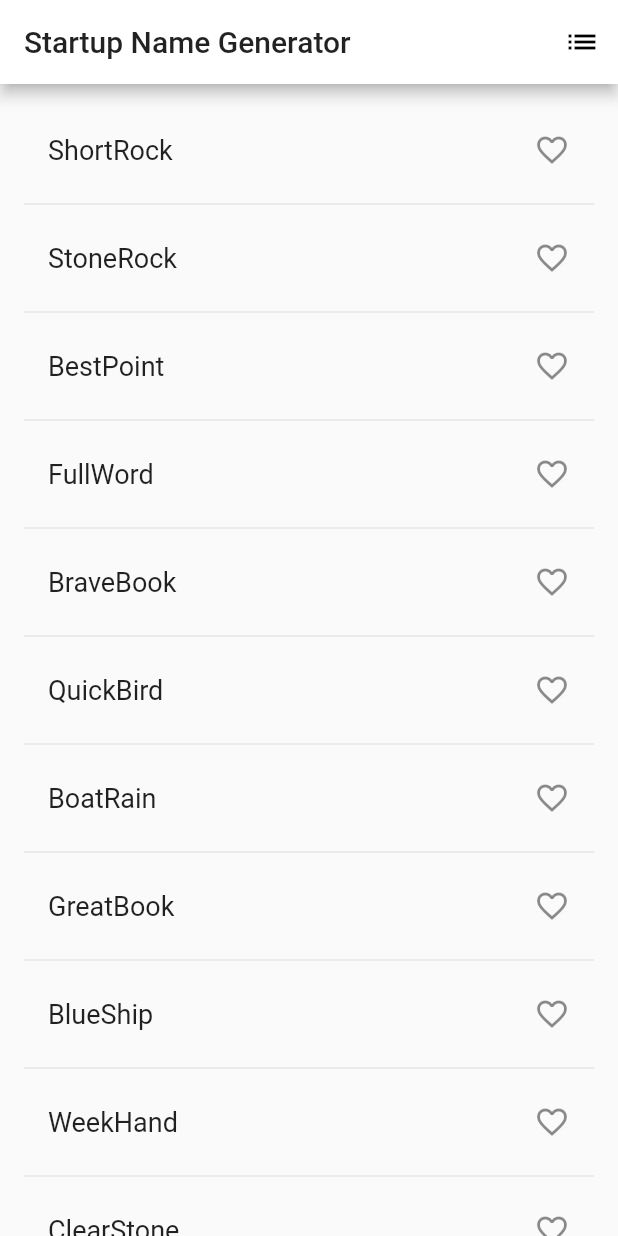
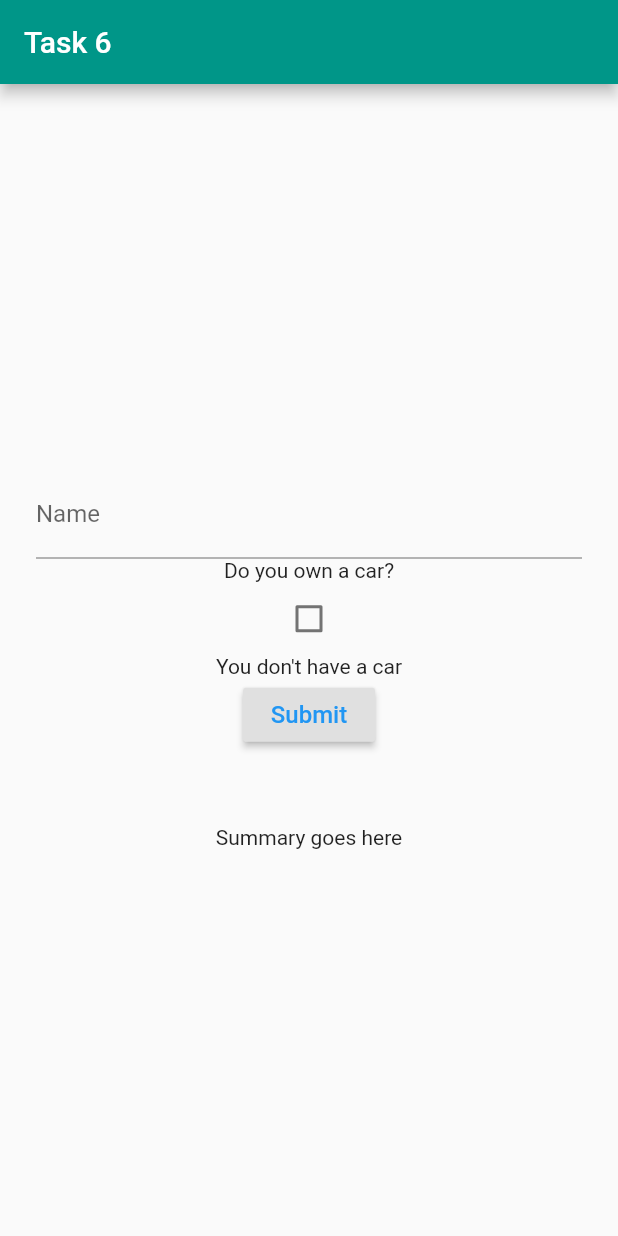
Before and after one commit to TryingTom/Flutter-Basics, a Flutter app: the screen it shows after launch, on a phone screen of 412 x 824 dp. Run offline on Flutter 3.47's test engine with Material 2 defaults, Android fonts, the phone set to English and light mode, and no system bars.

Commit message:
The app has been reworked to fit better according to the assignment, and now it works.

```diff
--- /dev/null
+++ b/lib/form_screen.dart
@@ -0,0 +1,132 @@
+import 'package:flutter/material.dart';
+
+class FormScreen extends StatefulWidget{
+  @override
+  State<StatefulWidget> createState() {
+    return FormScreenState();
+  }
+}
+
+class FormScreenState extends State<FormScreen> {
+  // initialize the variables
+  String _name;
+  bool _ownsCar = false;
+  int _carAge;
+  String _summary = 'Summary goes here';
+
+  // initialize form key, used for states etc.
+  final GlobalKey<FormState> _formKey = GlobalKey<FormState>();
+
+  // initialize Widgets for widget tree
+  Widget _buildName(){
+    return TextFormField(
+      decoration: InputDecoration(labelText: 'Name'),
+      validator: (String value){
+        if(value.isEmpty){
+          return 'Name is Required';
+        }
+      },
+      onSaved: (String value){
+        _name = value;
+      },
+    );
+  }
+
+  Widget _buildOwnsCar(){
+    return Checkbox(
+      value: _ownsCar,
+      onChanged: (bool value) {
+        setState(() {
+          _ownsCar = value;
+        });
+      }
+    );
+  }
+
+  Widget _buildCarAge(){
+    if(_ownsCar){
+      return TextFormField(
+        decoration: InputDecoration(labelText: 'Age of Car'),
+        keyboardType: TextInputType.number,
+        validator: (String value){
+          if(value.isEmpty ) {
+            return 'Car age is Required';
+          }
+
+          if(int.tryParse(value) > 10 || int.tryParse(value) <= 0){
+            return 'Car age needs to be more than 0 and less than 10';
+          }
+
+          if(!RegExp(
+            r"^[0-9]*$")
+            .hasMatch(value)){
+              return 'Please enter a valid age';
+            }
+        },
+        onSaved: (String value){
+          _carAge = int.tryParse(value);
+        },
+      );
+    }
+    else{
+      return Text("You don't have a car");
+    }
+
+  }
+
+  Widget _buildSummary(){
+    return Text(_summary);
+  }
+
+  // build the widget tree
+  @override
+  Widget build(BuildContext context) {
+    return Scaffold(
+      appBar: AppBar(title: Text('Task 6')),
+      body: Container(
+        margin: EdgeInsets.all(24),
+        child: Form(
+          key: _formKey,                                // remember to initialize the key!
+          child: Column(
+          mainAxisAlignment: MainAxisAlignment.center,  // make everything centered
+          children: <Widget>[
+            _buildName(),
+            Text('Do you own a car?'),
+            _buildOwnsCar(),
+            _buildCarAge(),
+
+            // RaisedButton has the functionality from the submit
+            RaisedButton(
+              child: Text(
+                'Submit',
+                style: TextStyle(color: Colors.blue, fontSize: 16)
+                ),
+              onPressed: () { // when submit is pressed
+                // this validates everything according to their settings
+                if(!_formKey.currentState.validate()){
+                  return;
+                }
+                // activates "onSaved" method in functions
+                _formKey.currentState.save();
+
+                // print values to the user - this doesn't work correctly as it does
+                if(_ownsCar){
+                  setState(() {
+                    _summary = "Your name is: " + _name + " And your car's age is: " + _carAge.toString();
+                  });
+                }
+                else{
+                  setState(() {
+                    _summary = "Your name is: " + _name + " And you don't have a car";
+                  });
+                }
+              },
+            ),
+            SizedBox(height: 50),
+            _buildSummary()
+          ],
+        )),
+        ),
+    );
+  }
+}
--- a/lib/main.dart
+++ b/lib/main.dart
@@ -1,113 +1,18 @@
-// Copyright 2018 The Flutter team. All rights reserved.
-// Use of this source code is governed by a BSD-style license that can be
-// found in the LICENSE file.
-// original code from: https://flutter.dev/docs/get-started/codelab
-
 import 'package:flutter/material.dart';
-import 'package:english_words/english_words.dart';
+import 'package:Task6_Flutter/form_screen.dart';
 
 void main() => runApp(MyApp());
 
+/// This is the main application widget.
 class MyApp extends StatelessWidget {
   @override
   Widget build(BuildContext context) {
     return MaterialApp(
-      title: 'Startup Name Generator',
-      theme: ThemeData(          // Add the 3 lines from here...
-        primaryColor: Colors.white,
+      title: 'Task 6',
+      theme: ThemeData(
+        primarySwatch: Colors.teal,
       ),
-      home: RandomWords(),
+      home: FormScreen(),
     );
   }
 }
-
-class RandomWords extends StatefulWidget {
-  @override
-  _RandomWordsState createState() => _RandomWordsState();
-}
-
-class _RandomWordsState extends State<RandomWords> {
-  final _suggestions = <WordPair>[];
-  final _saved = Set<WordPair>();
-  final _biggerFont = TextStyle(fontSize: 18.0);
-
-  @override
-  Widget build(BuildContext context) {
-    return Scaffold(
-      appBar: AppBar(
-        title: Text('Startup Name Generator'),
-        actions: [
-          IconButton(icon: Icon(Icons.list), onPressed: _pushSaved),
-        ],
-      ),
-      body: _buildSuggestions(),
-    );
-  }
-
-  void _pushSaved() {
-    Navigator.of(context).push(
-      MaterialPageRoute<void>(
-        builder: (BuildContext context) {
-          final tiles = _saved.map(
-            (WordPair pair) {
-              return ListTile(
-                title: Text(
-                  pair.asPascalCase,
-                  style: _biggerFont,
-                ),
-              );
-            },
-          );
-          final divided = ListTile.divideTiles(
-            context: context,
-            tiles: tiles,
-          ).toList();
-
-          return Scaffold(
-            appBar: AppBar(
-              title: Text('Saved Suggestions'),
-            ),
-            body: ListView(children: divided),
-          );
-        },
-      ),
-    );
-  }
-
-  Widget _buildSuggestions() {
-  return ListView.builder(
-      padding: EdgeInsets.all(16.0),
-      itemBuilder: (context, i) {
-        if (i.isOdd) return Divider();
-
-        final index = i ~/ 2;
-        if (index >= _suggestions.length) {
-          _suggestions.addAll(generateWordPairs().take(10));
-        }
-        return _buildRow(_suggestions[index]);
-      });
-  }
-
-  Widget _buildRow(WordPair pair) {
-    final alreadySaved = _saved.contains(pair);
-    return ListTile(
-      title: Text(
-        pair.asPascalCase,
-        style: _biggerFont,
-      ),
-      trailing: Icon(
-        alreadySaved ? Icons.favorite : Icons.favorite_border,
-        color: alreadySaved ? Colors.red : null,
-      ),
-      onTap: () {
-        setState(() {
-          if (alreadySaved) {
-            _saved.remove(pair);
-          } else {
-            _saved.add(pair);
-          }
-        });
-      },
-    );
-  }
-}
```
Also changed, not shown: 1 other file.
